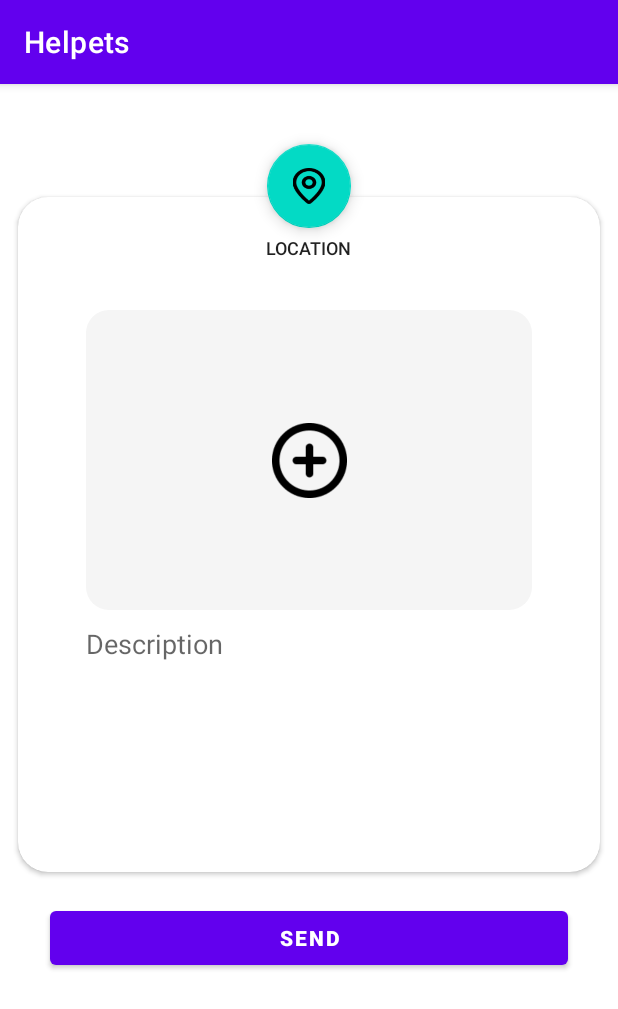
After one commit to Dwiki-stw/Helpets, an Android app: the CreatePostActivity screen opened directly, with no data from a screen before it, on a phone screen of 412 x 824 dp. The commit adds this screen. Shown: the top 1009 px of the screen. Run offline under Robolectric (Android 15) with nearby library versions, the phone set to English and light mode, and no system bars.

Commit message:
ADD UI create post and maps. status: CreatePostActivity.kt(!complete) Maps(!complete)

```diff
--- a/app/build.gradle
+++ b/app/build.gradle
@@ -1,6 +1,7 @@
 plugins {
     id 'com.android.application'
     id 'org.jetbrains.kotlin.android'
+    id 'com.google.android.libraries.mapsplatform.secrets-gradle-plugin'
 }
 
 android {
@@ -45,6 +46,7 @@ dependencies {
     implementation 'androidx.lifecycle:lifecycle-viewmodel-ktx:2.5.1'
     implementation 'androidx.navigation:navigation-fragment-ktx:2.4.1'
     implementation 'androidx.navigation:navigation-ui-ktx:2.4.1'
+    implementation 'com.google.android.gms:play-services-maps:18.1.0'
     testImplementation 'junit:junit:4.13.2'
     androidTestImplementation 'androidx.test.ext:junit:1.1.4'
     androidTestImplementation 'androidx.test.espresso:espresso-core:3.5.0'
--- a/app/src/main/java/id/med/helpets/MainActivity.kt
+++ b/app/src/main/java/id/med/helpets/MainActivity.kt
@@ -25,7 +25,7 @@ private lateinit var binding: ActivityMainBinding
         // Passing each menu ID as a set of Ids because each
         // menu should be considered as top level destinations.
         val appBarConfiguration = AppBarConfiguration(setOf(
-            R.id.navigation_home, R.id.navigation_favorite, R.id.navigation_notifications))
+            R.id.navigation_home, R.id.navigation_favorite, R.id.navigation_maps, R.id.navigation_notifications))
         setupActionBarWithNavController(navController, appBarConfiguration)
         navView.setupWithNavController(navController)
     }
--- /dev/null
+++ b/app/src/main/java/id/med/helpets/ui/createpost/CreatePostActivity.kt
@@ -0,0 +1,12 @@
+package id.med.helpets.ui.createpost
+
+import androidx.appcompat.app.AppCompatActivity
+import android.os.Bundle
+import id.med.helpets.R
+
+class CreatePostActivity : AppCompatActivity() {
+    override fun onCreate(savedInstanceState: Bundle?) {
+        super.onCreate(savedInstanceState)
+        setContentView(R.layout.activity_create_post)
+    }
+}
--- /dev/null
+++ b/app/src/main/res/drawable/background_container_picture.xml
@@ -0,0 +1,8 @@
+<?xml version="1.0" encoding="utf-8"?>
+<shape xmlns:android="http://schemas.android.com/apk/res/android"
+    android:shape="rectangle">
+
+    <corners android:radius="15dp"/>
+    <solid android:color="#F5F5F5"/>
+
+</shape>
--- /dev/null
+++ b/app/src/main/res/drawable/ic_location_on.xml
@@ -0,0 +1,5 @@
+<vector android:height="24dp" android:tint="#000000"
+    android:viewportHeight="24" android:viewportWidth="24"
+    android:width="24dp" xmlns:android="http://schemas.android.com/apk/res/android">
+    <path android:fillColor="@android:color/white" android:pathData="M12,2C8.13,2 5,5.13 5,9c0,5.25 7,13 7,13s7,-7.75 7,-13c0,-3.87 -3.13,-7 -7,-7zM12,11.5c-1.38,0 -2.5,-1.12 -2.5,-2.5s1.12,-2.5 2.5,-2.5 2.5,1.12 2.5,2.5 -1.12,2.5 -2.5,2.5z"/>
+</vector>
--- /dev/null
+++ b/app/src/main/res/drawable/ic_map.xml
@@ -0,0 +1,5 @@
+<vector android:height="24dp" android:tint="#000000"
+    android:viewportHeight="24" android:viewportWidth="24"
+    android:width="24dp" xmlns:android="http://schemas.android.com/apk/res/android">
+    <path android:fillColor="@android:color/white" android:pathData="M20.5,3l-0.16,0.03L15,5.1 9,3 3.36,4.9c-0.21,0.07 -0.36,0.25 -0.36,0.48V20.5c0,0.28 0.22,0.5 0.5,0.5l0.16,-0.03L9,18.9l6,2.1 5.64,-1.9c0.21,-0.07 0.36,-0.25 0.36,-0.48V3.5c0,-0.28 -0.22,-0.5 -0.5,-0.5zM15,19l-6,-2.11V5l6,2.11V19z"/>
+</vector>
--- /dev/null
+++ b/app/src/main/res/layout/activity_create_post.xml
@@ -0,0 +1,114 @@
+<?xml version="1.0" encoding="utf-8"?>
+<androidx.constraintlayout.widget.ConstraintLayout xmlns:android="http://schemas.android.com/apk/res/android"
+    xmlns:app="http://schemas.android.com/apk/res-auto"
+    xmlns:tools="http://schemas.android.com/tools"
+    android:layout_width="match_parent"
+    android:layout_height="match_parent"
+    tools:context=".ui.createpost.CreatePostActivity">
+
+    <androidx.cardview.widget.CardView
+        android:id="@+id/cardView"
+        android:layout_width="match_parent"
+        android:layout_height="450dp"
+        app:cardCornerRadius="20dp"
+        android:layout_marginTop="75dp"
+        android:layout_marginStart="12dp"
+        android:layout_marginEnd="12dp"
+        app:layout_constraintTop_toTopOf="parent"
+        app:layout_constraintStart_toStartOf="parent"
+        app:layout_constraintEnd_toEndOf="parent">
+
+        <androidx.constraintlayout.widget.ConstraintLayout
+            android:layout_width="match_parent"
+            android:layout_height="match_parent">
+
+            <TextView
+                android:layout_width="wrap_content"
+                android:layout_height="wrap_content"
+                android:textSize="12sp"
+                android:text="@string/location"
+                style="@style/TextAppearance.AppCompat.Title"
+                android:layout_marginTop="25dp"
+                app:layout_constraintTop_toTopOf="parent"
+                app:layout_constraintStart_toStartOf="parent"
+                app:layout_constraintEnd_toEndOf="parent"/>
+
+            <androidx.constraintlayout.widget.ConstraintLayout
+                android:id="@+id/containerPhoto"
+                android:layout_width="match_parent"
+                android:layout_height="200dp"
+                android:layout_marginTop="75dp"
+                android:layout_marginStart="45dp"
+                android:layout_marginEnd="45dp"
+                android:background="@drawable/background_container_picture"
+                app:layout_constraintTop_toTopOf="parent"
+                app:layout_constraintStart_toStartOf="parent"
+                app:layout_constraintEnd_toEndOf="parent">
+
+                <ImageView
+                    android:id="@+id/imgAddPhoto"
+                    android:layout_width="50dp"
+                    android:layout_height="50dp"
+                    android:src="@drawable/add"
+                    app:layout_constraintTop_toTopOf="parent"
+                    app:layout_constraintBottom_toBottomOf="parent"
+                    app:layout_constraintStart_toStartOf="parent"
+                    app:layout_constraintEnd_toEndOf="parent"
+                    android:contentDescription="@string/description_icon_add_picture" />
+
+                <TextView
+                    android:layout_width="wrap_content"
+                    android:layout_height="wrap_content"
+                    android:visibility="invisible"
+                    android:textStyle="bold"
+                    android:textColor="#FE7B78"
+                    android:text="@string/add_photo"
+                    app:layout_constraintTop_toBottomOf="@id/imgAddPhoto"
+                    app:layout_constraintStart_toStartOf="@id/imgAddPhoto"
+                    app:layout_constraintEnd_toEndOf="@id/imgAddPhoto"
+                    tools:visibility="visible"/>
+
+            </androidx.constraintlayout.widget.ConstraintLayout>
+
+            <EditText
+                android:layout_width="match_parent"
+                android:layout_height="wrap_content"
+                android:hint="Description"
+                android:background="@null"
+                android:layout_marginTop="10dp"
+                android:layout_marginStart="45dp"
+                android:layout_marginEnd="45dp"
+                app:layout_constraintTop_toBottomOf="@id/containerPhoto"
+                app:layout_constraintStart_toStartOf="parent"
+                app:layout_constraintEnd_toEndOf="parent"/>
+
+
+        </androidx.constraintlayout.widget.ConstraintLayout>
+
+    </androidx.cardview.widget.CardView>
+
+    <Button
+        android:id="@+id/buttonSend"
+        android:layout_width="match_parent"
+        android:layout_height="wrap_content"
+        android:text="@string/button_send"
+        android:textStyle="bold"
+        android:layout_marginTop="20dp"
+        android:layout_marginStart="33dp"
+        android:layout_marginEnd="33dp"
+        app:layout_constraintTop_toBottomOf="@id/cardView"
+        app:layout_constraintStart_toStartOf="parent"
+        app:layout_constraintEnd_toEndOf="parent"/>
+
+    <com.google.android.material.floatingactionbutton.FloatingActionButton
+        android:id="@+id/floatingButtonGetLocation"
+        android:layout_width="wrap_content"
+        android:layout_height="wrap_content"
+        android:layout_marginTop="40dp"
+        android:contentDescription="@string/floating_getLocation"
+        android:src="@drawable/location"
+        app:layout_constraintEnd_toEndOf="parent"
+        app:layout_constraintStart_toStartOf="parent"
+        app:layout_constraintTop_toTopOf="parent" />
+
+</androidx.constraintlayout.widget.ConstraintLayout>
--- a/app/src/main/res/layout/fragment_home.xml
+++ b/app/src/main/res/layout/fragment_home.xml
@@ -20,4 +20,6 @@
         app:layout_constraintStart_toStartOf="parent"
         app:layout_constraintTop_toTopOf="parent"
         app:layout_constraintBottom_toBottomOf="parent" />
+
+
 </androidx.constraintlayout.widget.ConstraintLayout>
--- a/app/src/main/res/menu/bottom_nav_menu.xml
+++ b/app/src/main/res/menu/bottom_nav_menu.xml
@@ -12,6 +12,12 @@
         android:title="@string/title_dashboard"/>
 
     <item
+        android:id="@+id/navigation_maps"
+        android:icon="@drawable/ic_map"
+        android:title="@string/title_maps"
+        />
+
+    <item
         android:id="@+id/navigation_notifications"
         android:icon="@drawable/ic_notifications_black_24dp"
         android:title="@string/title_notifications"/>
--- a/app/src/main/res/values/strings.xml
+++ b/app/src/main/res/values/strings.xml
@@ -3,4 +3,10 @@
     <string name="title_home">Home</string>
     <string name="title_dashboard">Dashboard</string>
     <string name="title_notifications">Notifications</string>
+    <string name="title_maps">Maps</string>
+    <string name="button_send">SEND</string>
+    <string name="floating_getLocation">getLocation</string>
+    <string name="location">LOCATION</string>
+    <string name="description_icon_add_picture">image add picture</string>
+    <string name="add_photo">ADD PHOTO</string>
 </resources>
--- a/build.gradle
+++ b/build.gradle
@@ -3,4 +3,5 @@ plugins {
     id 'com.android.application' version '7.3.1' apply false
     id 'com.android.library' version '7.3.1' apply false
     id 'org.jetbrains.kotlin.android' version '1.7.20' apply false
+    id 'com.google.android.libraries.mapsplatform.secrets-gradle-plugin' version '2.0.1' apply false
 }
```
Also changed, not shown: app/src/main/AndroidManifest.xml (+33 -3 lines), app/src/main/java/id/med/helpets/ui/dashboard/DashboardFragment.kt (+14 -9 lines), app/src/main/java/id/med/helpets/ui/maps/MapsFragment.kt (added, +59 -0 lines), app/src/main/res/layout/activity_main.xml (+3 -4 lines), app/src/main/res/layout/fragment_dashboard.xml (+7 -10 lines), app/src/main/res/layout/fragment_maps.xml (added, +14 -0 lines), app/src/main/res/navigation/mobile_navigation.xml (+16 -1 lines), app/src/main/res/drawable/add.png (added), app/src/main/res/drawable/location.png (added).
